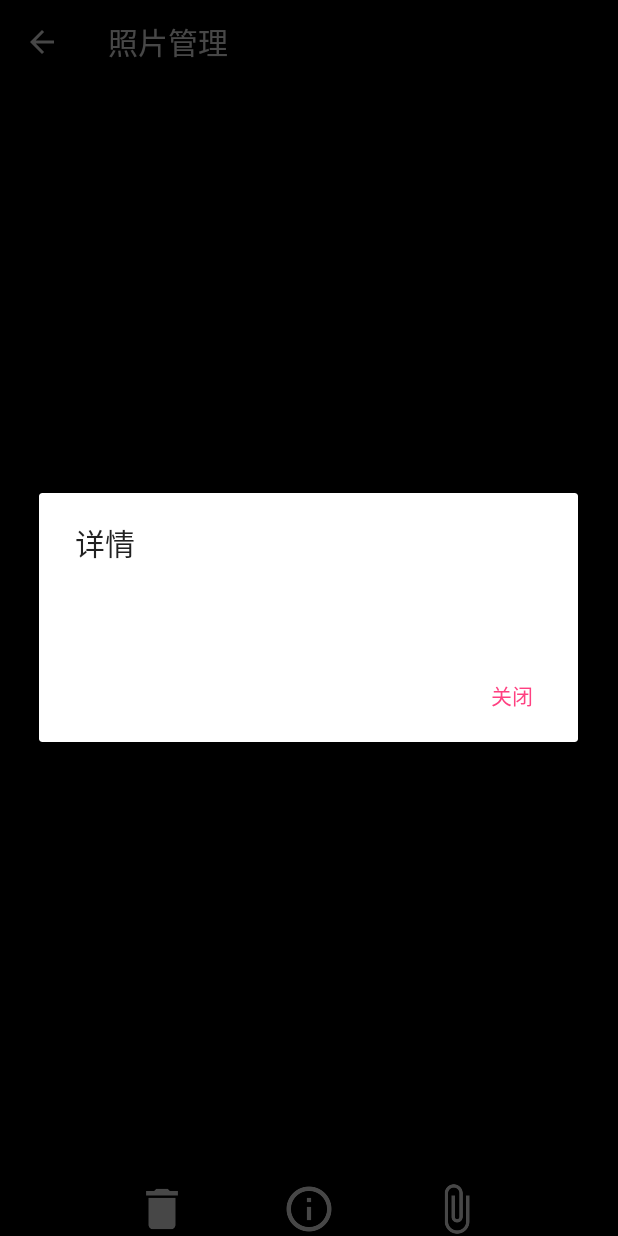
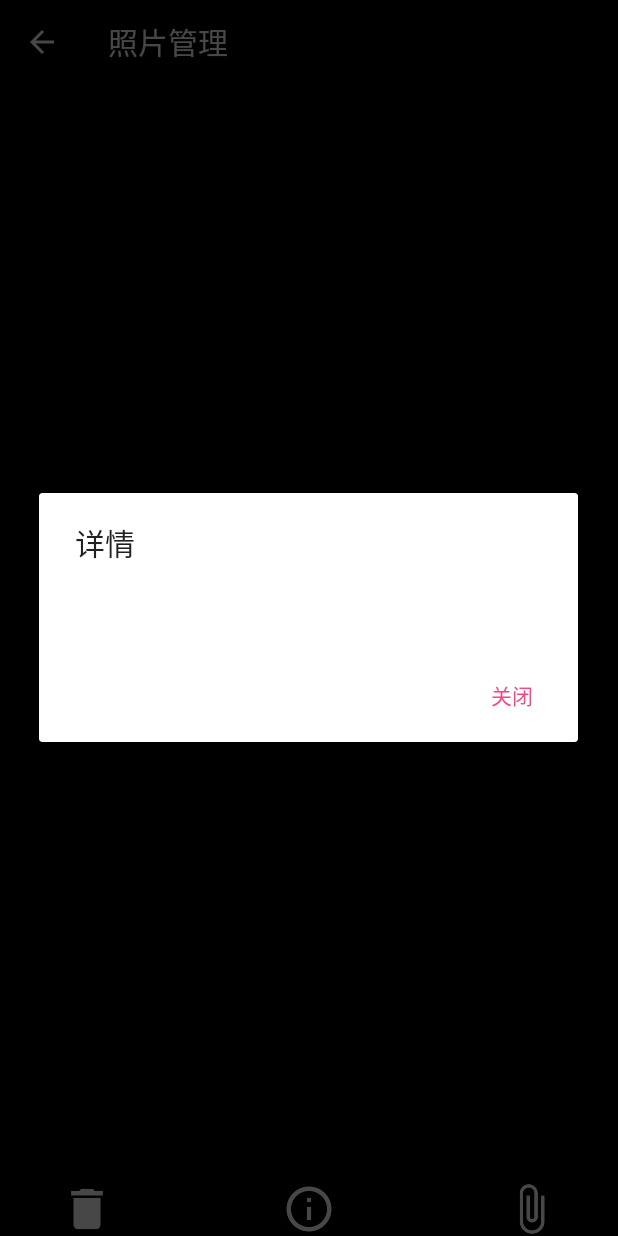
Before and after one commit to ProjectHUST2018/Photomanager, an Android app: the Gallery screen opened directly, with no data from a screen before it, after a tap on an icon or button, on a phone screen of 412 x 824 dp. Run offline under Robolectric (Android 15) with nearby library versions, the phone set to English and light mode, and no system bars; plain views replace PhotoView; 9 statements that could not run were skipped.

Commit message:
Release-3

```diff
--- a/app/src/main/res/layout/activity_gallery.xml
+++ b/app/src/main/res/layout/activity_gallery.xml
@@ -32,18 +32,13 @@
         android:alpha="0.7"
         app:layout_constraintBottom_toBottomOf="@id/gallery">
 
-        <View
-            android:id="@+id/block1"
-            android:layout_width="90dp"
-            android:layout_height="36dp"
-            app:layout_constraintLeft_toLeftOf="parent"/>
-
         <ImageView
             android:id="@+id/delete"
             android:layout_width="36dp"
             android:layout_height="36dp"
             android:src="@drawable/ic_delete_white_36dp"
-            app:layout_constraintLeft_toRightOf="@id/block1"/>
+            android:layout_marginLeft="40dp"
+            app:layout_constraintLeft_toLeftOf="parent"/>
 
         <ImageView
             android:id="@+id/inf"
@@ -58,13 +53,8 @@
             android:layout_width="36dp"
             android:layout_height="36dp"
             android:src="@drawable/ic_attach_file_white_36dp"
-            app:layout_constraintRight_toLeftOf="@id/block2"/>
-
-        <View
-            android:id="@+id/block2"
-            android:layout_width="90dp"
-            android:layout_height="36dp"
-            app:layout_constraintRight_toRightOf="parent" />
+            android:layout_marginRight="40dp"
+            app:layout_constraintRight_toRightOf="parent"/>
 
     </android.support.constraint.ConstraintLayout>
 
```
